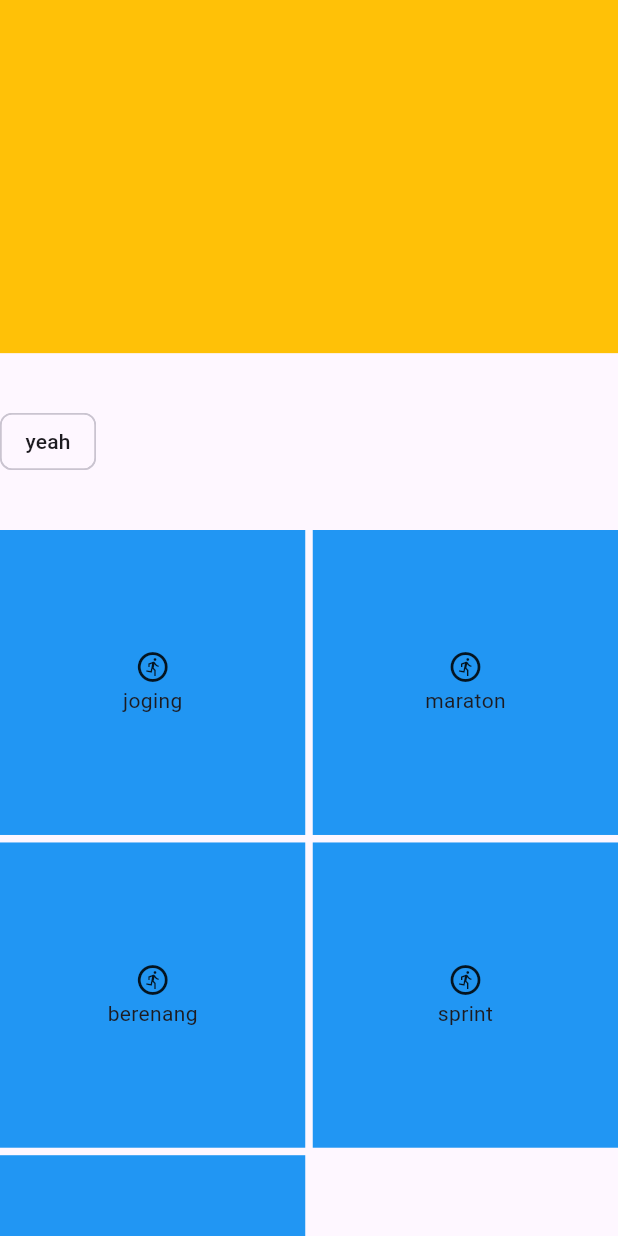
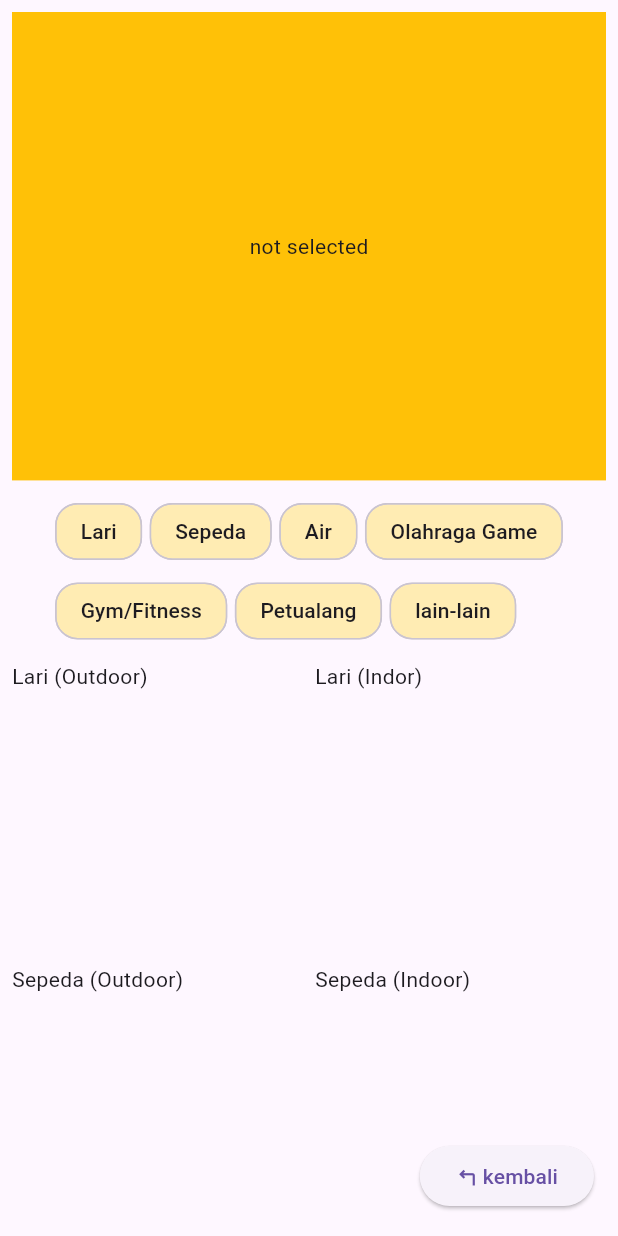
Before and after one commit to greenYumi/well-being, a Flutter app: the SportScreen screen opened directly, on a phone screen of 412 x 824 dp. Run offline on Flutter 3.47's test engine with Material 3 defaults, Android fonts, the phone set to English and light mode, and no system bars; our stand-ins replace google_fonts, material_symbols_icons.

Commit message:
membuat main terhubung ke sport dan memmbuat featur filter jenis olahraga

```diff
--- a/lib/main.dart
+++ b/lib/main.dart
@@ -23,9 +23,11 @@ class MyApp extends StatelessWidget {
     return MaterialApp(
       debugShowCheckedModeBanner: false,
       home: SafeArea(
-        child: Padding(
-          padding: const EdgeInsets.symmetric(horizontal: 16),
-          child: Scaffold(body: SingleChildScrollView(child: SportScreen())),
+        child: Scaffold(
+          body: Padding(
+            padding: const EdgeInsets.all(8.0),
+            child: MainScreen(),
+          ),
         ),
       ),
     );
--- a/lib/provider/general_provider.dart
+++ b/lib/provider/general_provider.dart
@@ -1,33 +1,248 @@
 import 'package:flutter/material.dart';
+import 'package:material_symbols_icons/material_symbols_icons.dart';
+import 'package:provider/provider.dart';
 
 class GeneralProvider with ChangeNotifier {
-  // data her
+  // for activity page
+  String? selected;
+
+  void setSelected(String? namaOlahraga) {
+    selected = namaOlahraga;
+    notifyListeners();
+  }
+
+  Widget pub() {
+    return Row(
+      mainAxisSize: MainAxisSize.min,
+      mainAxisAlignment: MainAxisAlignment.end,
+      children: [
+        ElevatedButton(onPressed: () {}, child: Text("Mulai")),
+        ElevatedButton(
+          onPressed: () {
+            setSelected(null);
+            notifyListeners();
+          },
+          child: Text("batal"),
+        ),
+      ],
+    );
+  }
+
+  // when activity page triggered
+
+  List<String> filtering = [];
+
+  void isertFilter(String namaOlahraga) {
+    if (filtering.contains(namaOlahraga)) {
+      filtering.remove(namaOlahraga);
+      debugPrint("$namaOlahraga sudah dihapus");
+    } else {
+      filtering.add(namaOlahraga);
+      debugPrint("$namaOlahraga sudah ditambah!");
+    }
+    if (activityCategoryStatus[namaOlahraga] == false) {
+      activityCategoryStatus[namaOlahraga] = true;
+    } else {
+      activityCategoryStatus[namaOlahraga] = false;
+    }
+
+    debugPrint(filtering.toString());
+    debugPrint(activityCategoryStatus[namaOlahraga].toString());
+    notifyListeners();
+  }
+
+  List<String> activityCategory = [
+    "Lari",
+    "Sepeda",
+    "Air",
+    "Olahraga Game",
+    "Gym/Fitness",
+    "Petualang",
+    "lain-lain",
+  ];
+
+  Map<String, bool> activityCategoryStatus = {
+    "Lari": false,
+    "Sepeda": false,
+    "Air": false,
+    "Olahraga Game": false,
+    "Gym/Fitness": false,
+    "Petualang": false,
+    "lain-lain": false,
+  };
 
   List<Map<String, dynamic>> sports = [
+    // kategori lari
     {
-      "nama_olahraga": "joging",
-      "icon": Icon(Icons.run_circle_outlined),
+      "nama_olahraga": "Lari (Outdoor)",
+      "kategori": "Lari",
+      "desk": "",
+      "icon": Symbols.steps,
       "display": "jogging.png",
     },
     {
-      "nama_olahraga": "maraton",
-      "icon": Icon(Icons.run_circle_outlined),
+      "nama_olahraga": "Lari (Indor)",
+      "kategori": "Lari",
+      "desk": "",
+      "icon": Symbols.steps,
+      "display": "jogging.png",
+    },
+
+    // kategori sepeda
+    {
+      "nama_olahraga": "Sepeda (Outdoor)",
+      "kategori": "Sepeda",
+      "icon": Symbols.pedal_bike,
       "display": "jogging.png",
     },
     {
-      "nama_olahraga": "berenang",
-      "icon": Icon(Icons.run_circle_outlined),
+      "nama_olahraga": "Sepeda (Indoor)",
+      "kategori": "Sepeda",
+      "icon": Icons.pedal_bike,
+      "display": "jogging.png",
+    },
+    // kategori olahraga game
+    {
+      "nama_olahraga": "Basket",
+      "kategori": "Olahraga Game",
+      "icon": Icons.sports_basketball,
       "display": "jogging.png",
     },
     {
-      "nama_olahraga": "sprint",
-      "icon": Icon(Icons.run_circle_outlined),
+      "nama_olahraga": "Sepak bola",
+      "kategori": "Olahraga Game",
+      "icon": Icons.sports_soccer,
       "display": "jogging.png",
     },
     {
-      "nama_olahraga": "bersepeda",
-      "icon": Icon(Icons.run_circle_outlined),
+      "nama_olahraga": "futsal",
+      "kategori": "Olahraga Game",
+      "icon": Symbols.sports_soccer,
       "display": "jogging.png",
+    },
+    {
+      "nama_olahraga": "Voli",
+      "kategori": "Olahraga Game",
+      "icon": Icons.sports_volleyball,
+      "display": "jogging.png",
+    },
+    {
+      "nama_olahraga": "Tenis",
+      "kategori": "Olahraga Game",
+      "icon": Icons.sports_tennis,
+      "display": "jogging.png",
+    },
+    {
+      "nama_olahraga": "Bowling",
+      "kategori": "Olahraga Game",
+      "icon": Icons.sports_golf,
+      "display": "jogging.png",
+    },
+    // kategori gym/fitness
+    {
+      "nama_olahraga": "Latihan Kekuatan",
+      "kategori": "Gym/Fitness",
+      "icon": Symbols.exercise,
+      "display": "jogging.png",
+    },
+    {
+      "nama_olahraga": "Latihan Kardio",
+      "kategori": "Gym/Fitness",
+      "icon": Symbols.cardiology,
+      "display": "jogging.png",
+    },
+    {
+      "nama_olahraga": "Yoga",
+      "kategori": "Gym/Fitness",
+      "icon": Icons.self_improvement,
+      "display": "jogging.png",
+    },
+    {
+      "nama_olahraga": "Pilates",
+      "kategori": "Gym/Fitness",
+      "icon": Icons.run_circle_outlined,
+      "display": "jogging.png",
+    },
+    {
+      "nama_olahraga": "Dansa",
+      "kategori": "Gym/Fitness",
+      "icon": Symbols.physical_therapy,
+      "display": "jogging.png",
+    },
+    {
+      "nama_olahraga": "Senam",
+      "kategori": "Gym/Fitness",
+      "icon": Symbols.physical_therapy,
+      "display": "jogging.png",
+    },
+    // kategori olahraga air
+    {
+      "nama_olahraga": "Selancar",
+      "kategori": "Air",
+      "icon": Icons.surfing,
+      "display": "jogging.png",
+    },
+    {
+      "nama_olahraga": "Selancar angin",
+      "kategori": "Air",
+      "icon": Icons.kitesurfing,
+      "display": "jogging.png",
+    },
+    {
+      "nama_olahraga": "Kitesurfing",
+      "kategori": "Air",
+      "icon": Icons.kitesurfing,
+      "display": "jogging.png",
+    },
+    {
+      "nama_olahraga": "Paddleboarding",
+      "kategori": "Air",
+      "icon": Icons.kayaking,
+      "display": "jogging.png",
+    },
+    {
+      "nama_olahraga": "Berlayar",
+      "kategori": "Air",
+      "icon": Icons.sailing,
+      "display": "jogging.png",
+    },
+    {
+      "nama_olahraga": "Mendayung",
+      "kategori": "Air",
+      "icon": Icons.rowing,
+      "display": "jogging.png",
+    },
+    {
+      "nama_olahraga": "Berenang (Indoor)",
+      "kategori": "Air",
+      "icon": Icons.pool,
+      "display": "jogging.png",
+    },
+    {
+      "nama_olahraga": "Berenang (Outdoor)",
+      "kategori": "Air",
+      "icon": Icons.pool,
+      "display": "jogging.png",
+    },
+    // adventure
+    {
+      "nama_olahraga": "Panjat tebing",
+      "kategori": "Petualang",
+      "icon": Icons.landscape,
+      "display": "jogging.png",
+    },
+    {
+      "nama_olahraga": "Daki gunung",
+      "kategori": "Petualang",
+      "icon": Icons.hiking,
+      "display": "jogging.png",
+    },
+    // lain lain
+    {
+      "nama_olahraga": "Berkuda",
+      "icon": Icons.abc,
+      "display": "jogging.png",
+      "kategori": "Lain-lain",
     },
   ];
 }
--- a/lib/screen/main_screen.dart
+++ b/lib/screen/main_screen.dart
@@ -8,7 +8,9 @@ class MainScreen extends StatelessWidget {
 
   @override
   Widget build(BuildContext context) {
-    return Column(
+    return Scaffold(
+      body: SingleChildScrollView(
+        child: Column(
           spacing: 20,
           children: [
             // main-Info-board
@@ -211,18 +213,32 @@ class MainScreen extends StatelessWidget {
                     ),
                   ),
                   onPressed: () {},
+                  // ),
+                  // ElevatedButton(
+                  //   onPressed: () {
+                  //     Navigator.of(context).push(
+                  //       MaterialPageRoute(
+                  //         builder: (context) => const SportScreen(),
+                  //       ),
+                  //     );
+                  //   },
+                  //   child: Text("hello"),
                 ),
                 ElevatedButton(
                   onPressed: () {
                     Navigator.of(context).push(
-                  MaterialPageRoute(builder: (context) => const SportScreen()),
+                      MaterialPageRoute(
+                        builder: (context) => const SportScreen(),
+                      ),
                     );
                   },
-              child: Text("hello"),
+                  child: Text("Mulai aktifitas!"),
                 ),
               ],
             ),
           ],
+        ),
+      ),
     );
   }
 }
--- a/lib/screen/sport_screen.dart
+++ b/lib/screen/sport_screen.dart
@@ -1,55 +1,98 @@
 import 'package:flutter/material.dart';
-import 'package:flutter/widgets.dart';
+import 'package:google_fonts/google_fonts.dart';
 import 'package:provider/provider.dart';
 import 'package:well_being/provider/general_provider.dart';
 
-List<int> list = List.generate((50), (index) => index, growable: true);
-
-class SportScreen extends StatelessWidget {
+class SportScreen extends StatefulWidget {
   const SportScreen({super.key});
 
   @override
+  State<SportScreen> createState() => _SportScreenState();
+}
+
+class _SportScreenState extends State<SportScreen> {
+  @override
   Widget build(BuildContext context) {
-    return Container(
+    var providerFileRead = context.read<GeneralProvider>();
+    var providerFileWatch = context.watch<GeneralProvider>();
+
+    return Scaffold(
+      body: Padding(
+        padding: const EdgeInsets.all(8.0),
+        child: Container(
           width: MediaQuery.of(context).size.width,
           height: MediaQuery.of(context).size.height,
           child: Column(
+            spacing: 10,
+
             children: [
-          Expanded(flex: 2, child: Container(color: Colors.amber)),
+              // display and description
+              Expanded(
+                flex: 5,
+                child: Container(
+                  color: Colors.amber,
+                  child: Center(
+                    child: Text(
+                      (providerFileRead.selected == null)
+                          ? "not selected"
+                          : providerFileRead.selected.toString(),
+                    ),
+                  ),
+                ),
+              ),
 
               // probably chips button
-          Expanded(
-            child: Row(
+              Wrap(
+                runSpacing: 5,
+                spacing: 5,
+                direction: Axis.horizontal,
+
                 children: [
-                ActionChip(
-                  onPressed: () {},
-                  label: Semantics(
-                    button: true,
-                    enabled: true,
-                    child: Text("yeah"),
+                  ...providerFileRead.activityCategory.map(
+                    (a) => ActionChip(
+                      shape: RoundedRectangleBorder(
+                        borderRadius: BorderRadius.all(Radius.circular(15)),
+                      ),
+                      onPressed: () {
+                        providerFileRead.isertFilter(a);
+                      },
+                      label: Text(a),
+                      backgroundColor:
+                          (providerFileWatch.activityCategoryStatus[a] == false)
+                              ? Colors.amber.shade100
+                              : Colors.amber,
                     ),
                   ),
                 ],
               ),
-          ),
 
               // scrollable screen
               Expanded(
-            flex: 4,
+                flex: 6,
                 child: GridView.count(
                   crossAxisCount: 2,
-              mainAxisSpacing: 5,
-              crossAxisSpacing: 5,
-              children: [
-                ...context.read<GeneralProvider>().sports.map(
-                  (e) => Expanded(
-                    child: Container(
-                      color: Colors.blue,
-                      child: Column(
-                        mainAxisAlignment: MainAxisAlignment.center,
-                        children: [e["icon"], Text("${e["nama_olahraga"]}")],
+                  mainAxisSpacing: 8,
+                  crossAxisSpacing: 8,
+                  children:
+                      (providerFileWatch.filtering.isNotEmpty)
+                          ? [
+                            ...providerFileRead.sports
+                                .where(
+                                  (element) => (providerFileWatch.filtering
+                                      .contains(element["kategori"])),
+                                )
+                                .map(
+                                  (e) => Container(
+                                    height: 50,
+                                    child: Text("${e["nama_olahraga"]}"),
                                   ),
                                 ),
+                          ]
+                          : [
+                            ...providerFileWatch.sports.map(
+                              (e) => Container(
+                                height: 50,
+                                child: Text("${e["nama_olahraga"]}"),
                               ),
                             ),
                           ],
@@ -57,6 +100,20 @@ class SportScreen extends StatelessWidget {
               ),
             ],
           ),
+        ),
+      ),
+      floatingActionButton:
+          (providerFileRead.selected == null)
+              ? ElevatedButton(
+                onPressed: () {
+                  Navigator.of(context).pop();
+                },
+                child: Row(
+                  mainAxisSize: MainAxisSize.min,
+                  children: [Icon(Icons.turn_left), Text("kembali")],
+                ),
+              )
+              : providerFileRead.pub(),
     );
   }
 }
```
Lines whose indentation alone changed are shown as unchanged.
